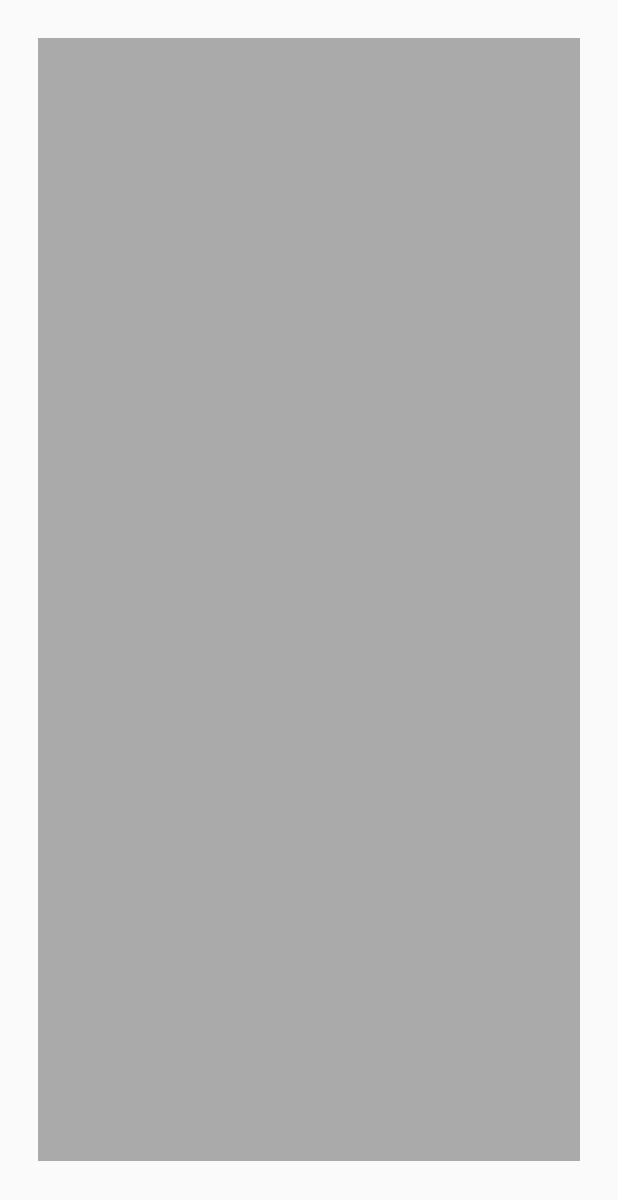
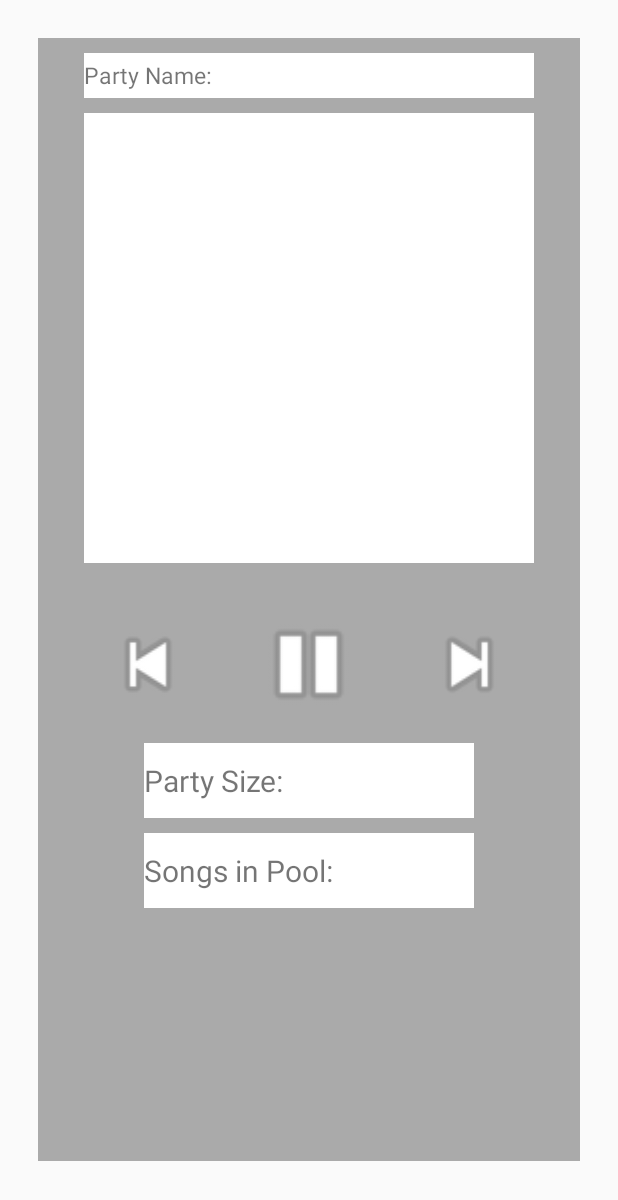
Before and after one commit to JakeMander/PartyPool, an Android app: the layout fragment_mid_party_admin.xml on its own in the app's theme, with its tools: preview values and no code run, on a phone screen of 412 x 824 dp. Shown: the top 1200 px of the screen. Run offline under Robolectric (Android 15) with nearby library versions, the light colour scheme and no system bars.

Commit message:
Placeholder Main Screen
Added placeholders to the main screen of Party mode for Admins

```diff
--- a/PartyPoolApp/app/src/main/java/com/MONT3/partypoolapp/MainScreenParty.java
+++ b/PartyPoolApp/app/src/main/java/com/MONT3/partypoolapp/MainScreenParty.java
@@ -37,6 +37,7 @@ public class MainScreenParty extends FragmentActivity {
                 switch(i)
                 {
                     case 1 : return new mid_party_admin();
+                    case 2 : return new SocialPartyFrag();
                     default : return new mid_party_admin();
                 }
             }
--- a/PartyPoolApp/app/src/main/res/layout/fragment_mid_party_admin.xml
+++ b/PartyPoolApp/app/src/main/res/layout/fragment_mid_party_admin.xml
@@ -1,13 +1,16 @@
 <?xml version="1.0" encoding="utf-8"?>
 <FrameLayout xmlns:android="http://schemas.android.com/apk/res/android"
+    xmlns:app="http://schemas.android.com/apk/res-auto"
     xmlns:tools="http://schemas.android.com/tools"
+    android:id="@+id/frameLayout2"
     android:layout_width="match_parent"
     android:layout_height="match_parent"
-    tools:context=".mid_party_admin"
-    android:background="@android:color/transparent">
+    android:background="@android:color/transparent"
+    tools:context=".mid_party_admin">
 
     <!-- TODO: Update blank fragment layout -->
     <RelativeLayout
+        android:id="@+id/relativeLayout"
         android:layout_width="match_parent"
         android:layout_height="match_parent"
         android:layout_marginHorizontal="25dp"
@@ -16,6 +19,87 @@
         android:background="#AAAAAA"
         android:paddingHorizontal="10dp">
 
+        <TextView
+            android:id="@+id/AdminPartyName"
+            android:layout_width="300dp"
+            android:layout_height="30dp"
+            android:layout_marginTop="10dp"
+            android:background="#FFFFFF"
+            android:text="@string/guestPartyName"
+            android:textSize="15sp"
+            android:gravity="center_vertical"
+            android:layout_centerHorizontal="true"/>
+
+        <ImageView
+            android:id="@+id/AdminPartyAlbumArt"
+            android:layout_width="300dp"
+            android:layout_height="300dp"
+            android:layout_marginTop="50dp"
+            android:layout_centerHorizontal="true"
+            android:background="#FFFFFF"/>
+
+        <ImageView
+            android:id="@+id/AdminPartyPrevious"
+            android:layout_width="75dp"
+            android:layout_height="75dp"
+            android:layout_marginStart="31dp"
+            android:layout_marginTop="380dp"
+            android:layout_marginEnd="37dp"
+            android:layout_toStartOf="@+id/AdminPartyPausePlay"
+            android:src="@android:drawable/ic_media_previous"
+            app:layout_constraintEnd_toStartOf="@+id/AdminPartyPausePlay"
+            app:layout_constraintStart_toStartOf="parent"
+            app:layout_constraintTop_toTopOf="parent" />
+
+        <ImageView
+            android:id="@+id/AdminPartyNext"
+            android:layout_width="75dp"
+            android:layout_height="75dp"
+            android:layout_marginStart="37dp"
+            android:layout_marginTop="380dp"
+            android:layout_marginEnd="31dp"
+            android:layout_toEndOf="@+id/AdminPartyPausePlay"
+            android:src="@android:drawable/ic_media_next"
+            app:layout_constraintEnd_toEndOf="parent"
+            app:layout_constraintStart_toEndOf="@+id/AdminPartyPausePlay"
+            app:layout_constraintTop_toTopOf="parent" />
+
+        <ImageView
+            android:id="@+id/AdminPartyPausePlay"
+            android:layout_width="75dp"
+            android:layout_height="75dp"
+            android:layout_centerHorizontal="true"
+            android:layout_marginTop="380dp"
+            android:layout_marginBottom="15dp"
+            android:src="@android:drawable/ic_media_pause"
+            app:layout_constraintBottom_toTopOf="@+id/AdminPartySize"
+            app:layout_constraintLeft_toLeftOf="parent"
+            app:layout_constraintRight_toRightOf="parent"
+            app:layout_constraintTop_toTopOf="parent"
+            app:layout_constraintVertical_bias="0.0" />
+
+        <TextView
+            android:id="@+id/AdminPartySize"
+            android:layout_width="220dp"
+            android:layout_height="50dp"
+            android:layout_marginTop="470dp"
+            android:background="#FFFFFF"
+            android:gravity="center_vertical"
+            android:layout_centerHorizontal="true"
+            android:text="@string/adminPartySize"
+            android:textSize="20sp"/>
+
+        <TextView
+            android:id="@+id/AdminSongNumber"
+            android:layout_width="220dp"
+            android:layout_height="50dp"
+            android:layout_marginTop="530dp"
+            android:background="#FFFFFF"
+            android:gravity="center_vertical"
+            android:text="@string/adminSongNumber"
+            android:textSize="20sp"
+            android:layout_centerHorizontal="true"/>
+
     </RelativeLayout>
 
 </FrameLayout>
--- a/PartyPoolApp/app/src/main/res/values/strings.xml
+++ b/PartyPoolApp/app/src/main/res/values/strings.xml
@@ -41,6 +41,8 @@
     <string name="guestPartyArtistAlbum">Artist - Album</string>
     <string name="guestPartyName">Party Name: </string>
     <string name="guestPartyTimer">Next Vote In: </string>
+    <string name="adminPartySize">Party Size: </string>
+    <string name="adminSongNumber">Songs in Pool: </string>
 
     <!-- TODO: Remove or change this placeholder text -->
     <string name="hello_blank_fragment">Hello blank fragment</string>
```
